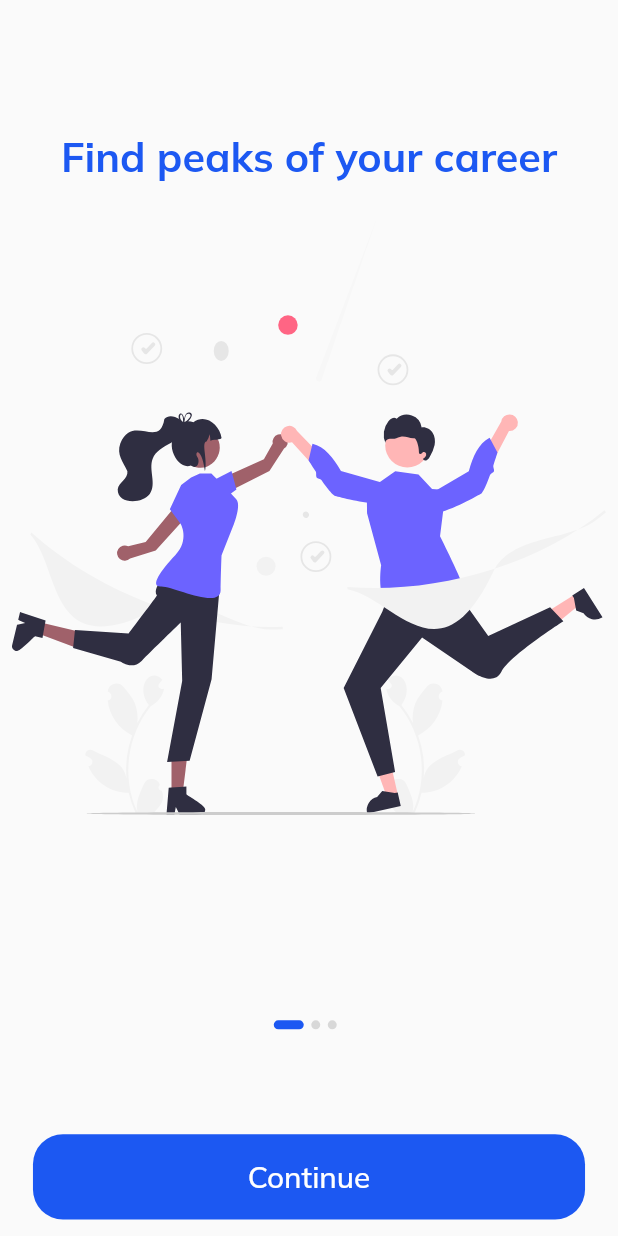
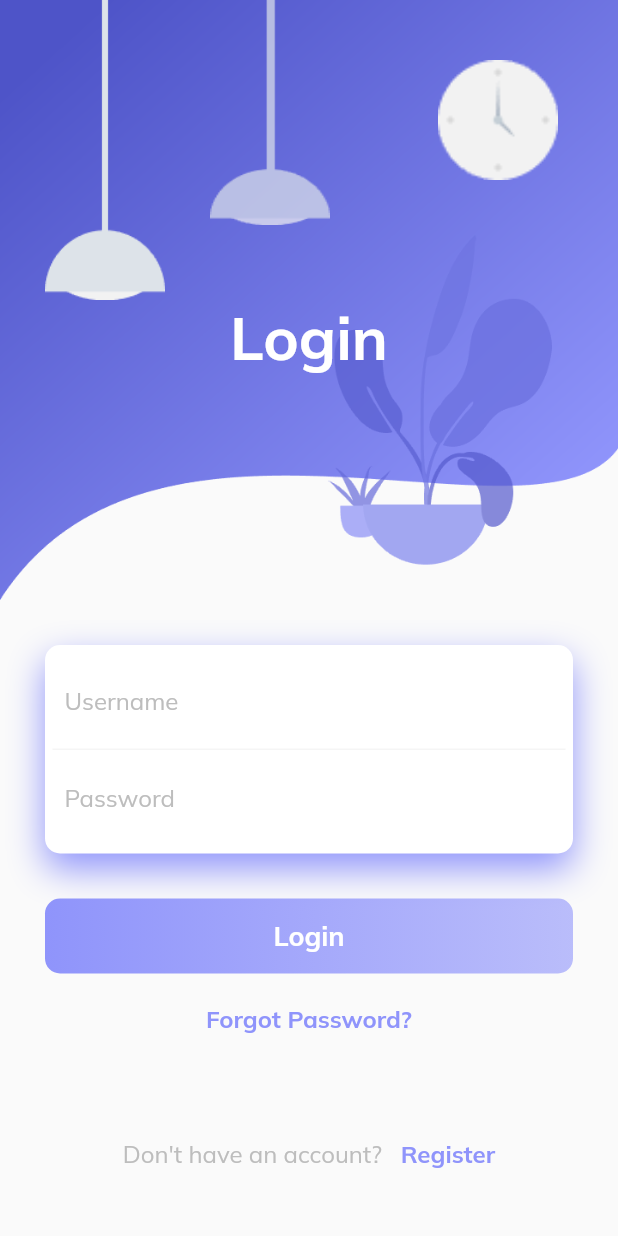
Before and after one commit to Chirag123-bit/HireHubApp, a Flutter app: the screen it shows after launch, on a phone screen of 412 x 824 dp. Run offline on Flutter 3.47's test engine with Material 2 defaults, Android fonts, the phone set to English and light mode, and no system bars; our stand-ins replace dio, flutter_svg, font_awesome_flutter, google_fonts, motion_toast, readmore.

Commit message:
Completed new login page

```diff
--- a/lib/main.dart
+++ b/lib/main.dart
@@ -3,6 +3,7 @@ import 'package:flutter/services.dart';
 import 'package:google_fonts/google_fonts.dart';
 import 'package:hirehub/config/Constants.dart';
 import 'package:hirehub/screens/applicant/ApplicantMainScreen.dart';
+import 'package:hirehub/screens/auth/Login.dart';
 import 'package:hirehub/screens/auth/auth.dart';
 import 'package:hirehub/screens/splash/splashScreen.dart';
 
@@ -34,11 +35,12 @@ class MyApp extends StatelessWidget {
             .copyWith(secondary: const Color(0xFFFED408)),
       ),
       debugShowCheckedModeBanner: false,
-      initialRoute: "/",
+      initialRoute: "/login",
       routes: {
         "/": (context) => const SplashScreen(),
         "/auth": (context) => const AuthScreen(),
         "/home": (context) => const ApplicantMainPage(),
+        "/login": (context) => const LoginScreen(),
       },
     );
   }
--- /dev/null
+++ b/lib/screens/auth/Login.dart
@@ -0,0 +1,241 @@
+import 'package:flutter/material.dart';
+import 'package:hirehub/models/Users.dart';
+import 'package:hirehub/repository/UserRepository.dart';
+import 'package:motion_toast/motion_toast.dart';
+
+class LoginScreen extends StatefulWidget {
+  const LoginScreen({Key? key}) : super(key: key);
+
+  @override
+  State<LoginScreen> createState() => _LoginScreenState();
+}
+
+class _LoginScreenState extends State<LoginScreen> {
+  final _formKey = GlobalKey<FormState>();
+
+  final _usernameController = TextEditingController();
+
+  final _passwordController = TextEditingController();
+
+  _loginUser(User user) async {
+    bool isLogin = await UserRepository().loginUser(user);
+    if (isLogin) {
+      MotionToast.success(
+        description: const Text("Login Success"),
+      ).show(context);
+    } else {
+      MotionToast.error(
+        description: const Text("Incorrect Username or Password"),
+      ).show(context);
+    }
+  }
+
+  @override
+  Widget build(BuildContext context) {
+    return Scaffold(
+      body: SingleChildScrollView(
+        child: Column(
+          children: [
+            Container(
+              height: 400,
+              decoration: const BoxDecoration(
+                image: DecorationImage(
+                  image: AssetImage('assets/images/login_background.png'),
+                  fit: BoxFit.fill,
+                ),
+              ),
+              child: Stack(
+                children: [
+                  Positioned(
+                    left: 30,
+                    width: 80,
+                    height: 200,
+                    child: Container(
+                      decoration: const BoxDecoration(
+                        image: DecorationImage(
+                          image: AssetImage('assets/images/light-1.png'),
+                          fit: BoxFit.fill,
+                        ),
+                      ),
+                    ),
+                  ),
+                  Positioned(
+                    left: 140,
+                    width: 80,
+                    height: 150,
+                    child: Container(
+                      decoration: const BoxDecoration(
+                        image: DecorationImage(
+                          image: AssetImage('assets/images/light-2.png'),
+                          fit: BoxFit.fill,
+                        ),
+                      ),
+                    ),
+                  ),
+                  Positioned(
+                    right: 40,
+                    top: 40,
+                    width: 80,
+                    height: 80,
+                    child: Container(
+                      decoration: const BoxDecoration(
+                        image: DecorationImage(
+                          image: AssetImage('assets/images/clock.png'),
+                          fit: BoxFit.fill,
+                        ),
+                      ),
+                    ),
+                  ),
+                  Positioned(
+                    child: Container(
+                      margin: const EdgeInsets.only(top: 50),
+                      child: const Center(
+                        child: Text(
+                          "Login",
+                          style: TextStyle(
+                              color: Colors.white,
+                              fontSize: 40,
+                              fontWeight: FontWeight.bold),
+                        ),
+                      ),
+                    ),
+                  ),
+                ],
+              ),
+            ),
+            Padding(
+              padding: const EdgeInsets.all(30),
+              child: Column(
+                children: [
+                  Container(
+                    padding: const EdgeInsets.all(5),
+                    decoration: BoxDecoration(
+                      borderRadius: BorderRadius.circular(10),
+                      boxShadow: const [
+                        BoxShadow(
+                          color: Color.fromRGBO(143, 148, 251, 1),
+
+                          blurRadius: 20,
+                          offset: Offset(0, 10), // changes position of shadow
+                        ),
+                      ],
+                      color: Colors.white,
+                    ),
+                    child: Form(
+                      key: _formKey,
+                      child: Column(
+                        children: [
+                          Container(
+                            padding: const EdgeInsets.all(8),
+                            decoration: BoxDecoration(
+                                border: Border(
+                              bottom: BorderSide(
+                                color: Colors.grey[100]!,
+                              ),
+                            )),
+                            child: TextFormField(
+                              controller: _usernameController,
+                              decoration: InputDecoration(
+                                border: InputBorder.none,
+                                hintText: 'Username',
+                                hintStyle: TextStyle(color: Colors.grey[400]),
+                              ),
+                              validator: (value) {
+                                if (value!.isEmpty) {
+                                  return 'Please enter your username';
+                                }
+                                return null;
+                              },
+                            ),
+                          ),
+                          Container(
+                            padding: const EdgeInsets.all(8),
+                            child: TextFormField(
+                              controller: _passwordController,
+                              obscureText: true,
+                              decoration: InputDecoration(
+                                border: InputBorder.none,
+                                hintText: 'Password',
+                                hintStyle: TextStyle(color: Colors.grey[400]),
+                              ),
+                              validator: (value) {
+                                if (value!.isEmpty) {
+                                  return 'Please enter your password';
+                                }
+                                return null;
+                              },
+                            ),
+                          ),
+                        ],
+                      ),
+                    ),
+                  ),
+                  const SizedBox(
+                    height: 30,
+                  ),
+                  Container(
+                    height: 50,
+                    decoration: BoxDecoration(
+                        borderRadius: BorderRadius.circular(10),
+                        gradient: const LinearGradient(colors: [
+                          Color.fromRGBO(143, 148, 251, 1),
+                          Color.fromRGBO(143, 148, 251, .6),
+                        ])),
+                    child: Center(
+                      child: GestureDetector(
+                          child: const Text(
+                            'Login',
+                            style: TextStyle(
+                                color: Colors.white,
+                                fontWeight: FontWeight.bold,
+                                fontSize: 18),
+                          ),
+                          onTap: () {
+                            if (_formKey.currentState!.validate()) {
+                              User user = User(
+                                username: _usernameController.text,
+                                password: _passwordController.text,
+                              );
+                              _loginUser(user);
+                            }
+                          }),
+                    ),
+                  ),
+                  const SizedBox(
+                    height: 20,
+                  ),
+                  const Text(
+                    'Forgot Password?',
+                    style: TextStyle(
+                        color: Color.fromRGBO(143, 148, 251, 1),
+                        fontWeight: FontWeight.bold,
+                        fontSize: 16),
+                  ),
+                  const SizedBox(
+                    height: 70,
+                  ),
+                  Row(
+                    mainAxisAlignment: MainAxisAlignment.center,
+                    children: [
+                      Text(
+                        'Don\'t have an account?   ',
+                        style: TextStyle(color: Colors.grey[400], fontSize: 16),
+                      ),
+                      const Text(
+                        'Register',
+                        style: TextStyle(
+                            color: Color.fromRGBO(143, 148, 251, 1),
+                            fontWeight: FontWeight.bold,
+                            fontSize: 16),
+                      )
+                    ],
+                  )
+                ],
+              ),
+            )
+          ],
+        ),
+      ),
+    );
+  }
+}
--- a/pubspec.yaml
+++ b/pubspec.yaml
@@ -49,6 +49,7 @@ dependencies:
   dio: ^4.0.6
   json_serializable: ^6.2.0
   motion_toast: ^2.1.9
+  simple_animations: ^1.3.3
 
 dev_dependencies:
   flutter_test:
```
Also changed, not shown: lib/animations/FadeAnimation.dart (added, +33 -0 lines), assets/images/clock.png (added), assets/images/light-1.png (added), assets/images/light-2.png (added), assets/images/login_background.png (added), pubspec.lock.
